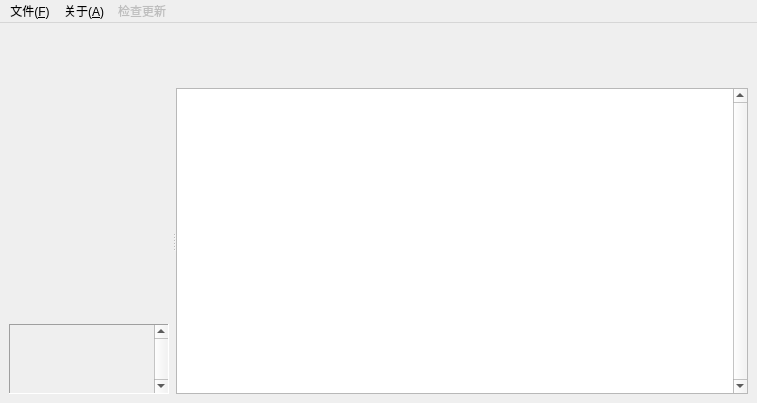
Before: the Qt Designer form gui/src/MainWindow.ui in kendryte/k230_burning_tool, drawn with Qt 5.
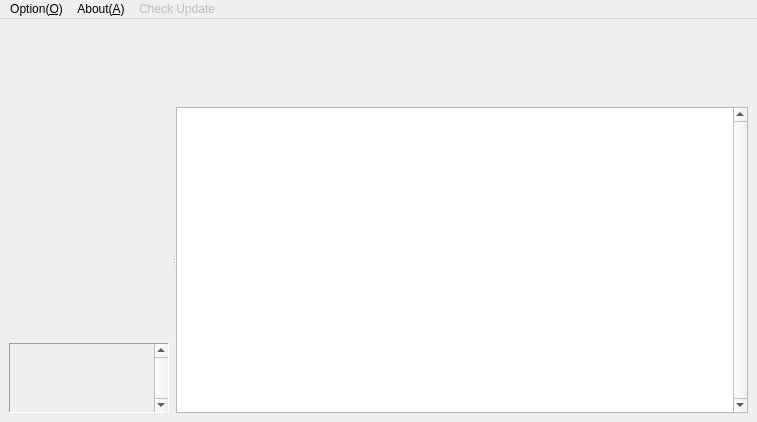
After: the same form once the commit is applied. Icons and pictures are not drawn. Custom widgets are drawn as their Qt base class.

What changed in the file:
```diff
--- a/gui/src/MainWindow.ui
+++ b/gui/src/MainWindow.ui
@@ -7,7 +7,7 @@
     <x>0</x>
     <y>0</y>
     <width>757</width>
-    <height>402</height>
+    <height>422</height>
    </rect>
   </property>
   <property name="windowTitle">
@@ -74,8 +74,8 @@
             <rect>
              <x>0</x>
              <y>0</y>
-             <width>143</width>
-             <height>69</height>
+             <width>167</width>
+             <height>83</height>
             </rect>
            </property>
            <layout class="QVBoxLayout" name="burnJobListView">
@@ -137,12 +137,12 @@
      <x>0</x>
      <y>0</y>
      <width>757</width>
-     <height>22</height>
+     <height>25</height>
     </rect>
    </property>
    <widget class="QMenu" name="menuF_ile">
     <property name="title">
-     <string>文件(&amp;F)</string>
+     <string>Option(&amp;O)</string>
     </property>
     <addaction name="btnToggleLogTrace"/>
     <addaction name="btnDumpBuffer"/>
@@ -153,7 +153,7 @@
    </widget>
    <widget class="QMenu" name="menu_A_bout">
     <property name="title">
-     <string>关于(&amp;A)</string>
+     <string>About(&amp;A)</string>
     </property>
     <addaction name="btnOpenRelease"/>
     <addaction name="btnOpenWebsite"/>
@@ -163,7 +163,7 @@
      <bool>false</bool>
     </property>
     <property name="title">
-     <string>检查更新</string>
+     <string>Check Update</string>
     </property>
    </widget>
    <addaction name="menuF_ile"/>
```
Left out of the diff: 26 changed lines with no effect on the pictures.
